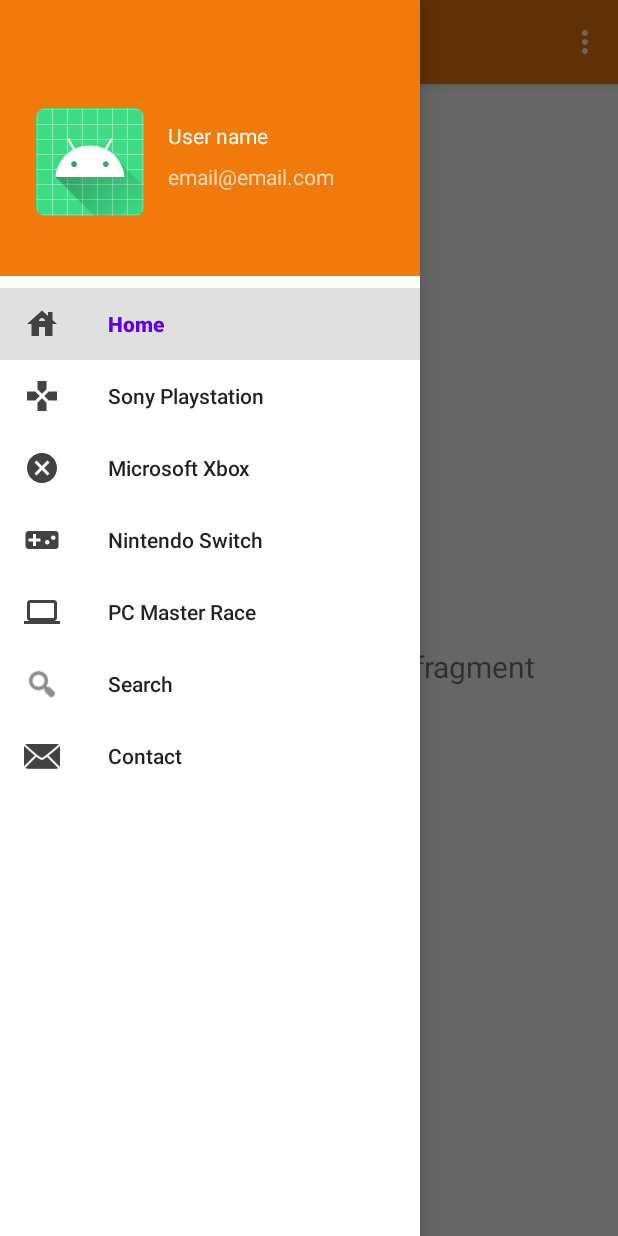
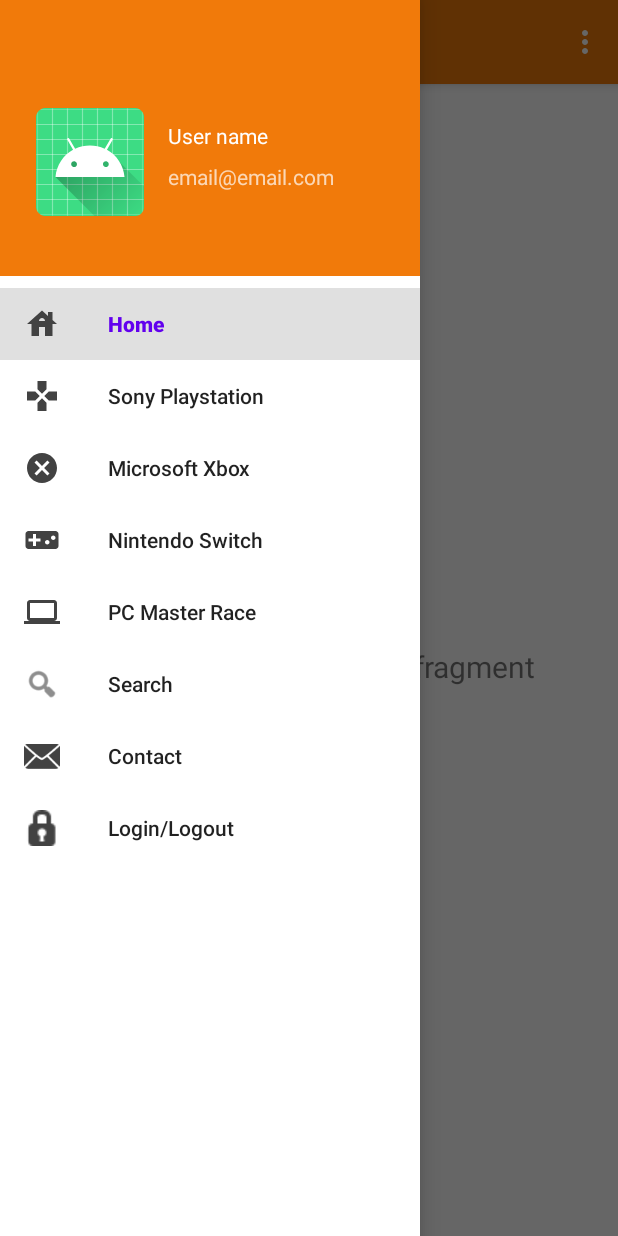
Before and after one commit to EvanChrisp/ICT376-Project, an Android app: the screen it shows after launch (MainActivity), with the side drawer open, on a phone screen of 412 x 824 dp. Run offline under Robolectric (Android 15) with nearby library versions, the phone set to English and light mode, and no system bars; our stand-ins replace navigation-ui.

Commit message:
Update of fragments, layouts and nav menu

```diff
--- a/ICT376Project/app/src/main/res/layout/activity_main.xml
+++ b/ICT376Project/app/src/main/res/layout/activity_main.xml
@@ -9,6 +9,9 @@
     android:fitsSystemWindows="true"
     tools:openDrawer="start">
 
+<!--
+    includes the app_bar layout
+-->
     <include
         layout="@layout/app_bar_main"
         android:layout_width="match_parent"
--- a/ICT376Project/app/src/main/res/layout/app_bar_main.xml
+++ b/ICT376Project/app/src/main/res/layout/app_bar_main.xml
@@ -20,6 +20,7 @@
 
     </com.google.android.material.appbar.AppBarLayout>
 
+   <!-- includes the content_main layout-->
     <include layout="@layout/content_main" />
 
 </androidx.coordinatorlayout.widget.CoordinatorLayout>
--- a/ICT376Project/app/src/main/res/menu/activity_main_drawer.xml
+++ b/ICT376Project/app/src/main/res/menu/activity_main_drawer.xml
@@ -36,5 +36,9 @@
             android:id="@+id/nav_contact"
             android:icon="@android:drawable/ic_dialog_email"
             android:title="@string/menu_contact" />
+        <item
+            android:id="@+id/nav_login"
+            android:icon="@android:drawable/ic_secure"
+            android:title="@string/menu_login" />
     </group>
 </menu>
--- a/ICT376Project/app/src/main/res/values/strings.xml
+++ b/ICT376Project/app/src/main/res/values/strings.xml
@@ -15,4 +15,5 @@
     <string name="menu_sony">Sony Playstation</string>
     <string name="menu_nintendo">Nintendo Switch</string>
     <string name="menu_pc">PC Master Race</string>
+    <string name="menu_login">Login/Logout</string>
 </resources>
```
